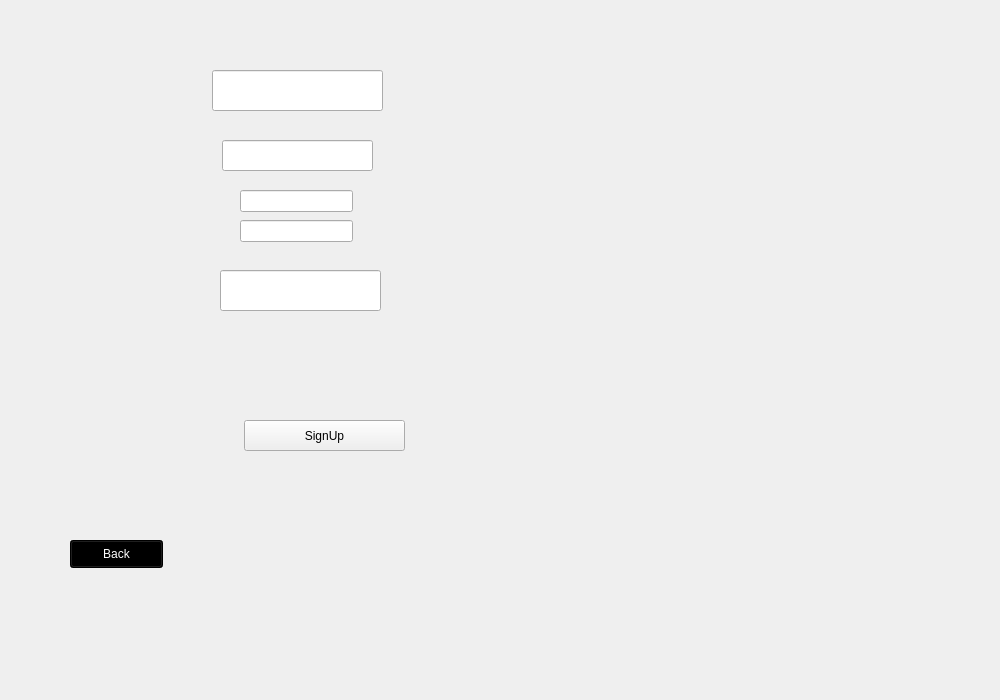
Sazidul0/Ready2Go, file user.ui: the form before one commit.
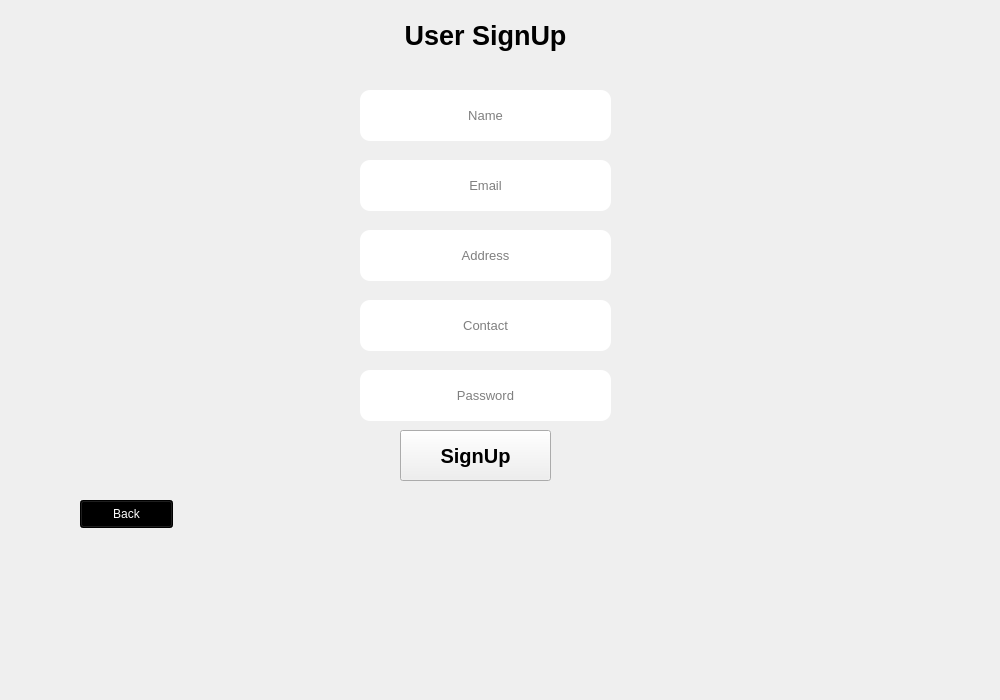
The form after the commit. The open tabs and pages were chosen to show the change. Icons and pictures are not drawn.

Commit message: Admin Panel Problem Solved

Diff of the .ui file:
```diff
--- a/user.ui
+++ b/user.ui
@@ -404,84 +404,205 @@
     </widget>
    </widget>
    <widget class="QWidget" name="UserSignUp">
-    <widget class="QPushButton" name="user_signup_button">
-     <property name="geometry">
-      <rect>
-       <x>234</x>
-       <y>420</y>
-       <width>161</width>
-       <height>31</height>
-      </rect>
-     </property>
-     <property name="text">
-      <string>SignUp</string>
-     </property>
-    </widget>
     <widget class="QLineEdit" name="user_signup_input_name">
      <property name="geometry">
       <rect>
-       <x>202</x>
-       <y>70</y>
-       <width>171</width>
-       <height>41</height>
+       <x>350</x>
+       <y>90</y>
+       <width>251</width>
+       <height>51</height>
       </rect>
+     </property>
+     <property name="font">
+      <font>
+       <pointsize>10</pointsize>
+      </font>
+     </property>
+     <property name="styleSheet">
+      <string notr="true">background-color: rgb(255, 255, 255);
+border-radius: 10px</string>
+     </property>
+     <property name="alignment">
+      <set>Qt::AlignCenter</set>
+     </property>
+     <property name="placeholderText">
+      <string>Name</string>
+     </property>
+    </widget>
+    <widget class="QLabel" name="DeliveryBoy_Heading_3">
+     <property name="geometry">
+      <rect>
+       <x>340</x>
+       <y>10</y>
+       <width>271</width>
+       <height>51</height>
+      </rect>
+     </property>
+     <property name="font">
+      <font>
+       <pointsize>20</pointsize>
+       <bold>true</bold>
+      </font>
+     </property>
+     <property name="text">
+      <string>User SignUp</string>
+     </property>
+     <property name="alignment">
+      <set>Qt::AlignCenter</set>
      </property>
     </widget>
     <widget class="QLineEdit" name="user_signup_input_email">
      <property name="geometry">
       <rect>
-       <x>212</x>
-       <y>140</y>
-       <width>151</width>
-       <height>31</height>
+       <x>350</x>
+       <y>160</y>
+       <width>251</width>
+       <height>51</height>
       </rect>
      </property>
+     <property name="font">
+      <font>
+       <pointsize>10</pointsize>
+      </font>
+     </property>
+     <property name="styleSheet">
+      <string notr="true">background-color: rgb(255, 255, 255);
+border-radius: 10px</string>
+     </property>
+     <property name="alignment">
+      <set>Qt::AlignCenter</set>
+     </property>
+     <property name="placeholderText">
+      <string>Email</string>
+     </property>
     </widget>
     <widget class="QLineEdit" name="user_signup_input_pass">
      <property name="geometry">
       <rect>
-       <x>210</x>
-       <y>270</y>
-       <width>161</width>
-       <height>41</height>
+       <x>350</x>
+       <y>370</y>
+       <width>251</width>
+       <height>51</height>
       </rect>
+     </property>
+     <property name="font">
+      <font>
+       <pointsize>10</pointsize>
+      </font>
+     </property>
+     <property name="styleSheet">
+      <string notr="true">background-color: rgb(255, 255, 255);
+border-radius: 10px</string>
+     </property>
+     <property name="echoMode">
+      <enum>QLineEdit::Password</enum>
+     </property>
+     <property name="alignment">
+      <set>Qt::AlignCenter</set>
+     </property>
+     <property name="placeholderText">
+      <string>Password</string>
+     </property>
+    </widget>
+    <widget class="QPushButton" name="BackToMenu_3">
+     <property name="geometry">
+      <rect>
+       <x>70</x>
+       <y>500</y>
+       <width>93</width>
+       <height>28</height>
+      </rect>
+     </property>
+     <property name="styleSheet">
+      <string notr="true">background-color: rgb(0, 0, 0);
+color: rgb(255, 255, 255);</string>
+     </property>
+     <property name="text">
+      <string>Back</string>
      </property>
     </widget>
     <widget class="QLineEdit" name="user_signup_input__address">
      <property name="geometry">
       <rect>
-       <x>230</x>
-       <y>190</y>
-       <width>113</width>
-       <height>22</height>
+       <x>350</x>
+       <y>230</y>
+       <width>251</width>
+       <height>51</height>
       </rect>
      </property>
+     <property name="font">
+      <font>
+       <pointsize>10</pointsize>
+      </font>
+     </property>
+     <property name="styleSheet">
+      <string notr="true">background-color: rgb(255, 255, 255);
+border-radius: 10px</string>
+     </property>
+     <property name="alignment">
+      <set>Qt::AlignCenter</set>
+     </property>
+     <property name="placeholderText">
+      <string>Address</string>
+     </property>
     </widget>
     <widget class="QLineEdit" name="user_signup_input_contact">
      <property name="geometry">
       <rect>
-       <x>230</x>
-       <y>220</y>
-       <width>113</width>
-       <height>22</height>
+       <x>350</x>
+       <y>300</y>
+       <width>251</width>
+       <height>51</height>
       </rect>
      </property>
+     <property name="font">
+      <font>
+       <pointsize>10</pointsize>
+      </font>
+     </property>
+     <property name="styleSheet">
+      <string notr="true">background-color: rgb(255, 255, 255);
+border-radius: 10px</string>
+     </property>
+     <property name="alignment">
+      <set>Qt::AlignCenter</set>
+     </property>
+     <property name="placeholderText">
+      <string>Contact</string>
+     </property>
     </widget>
-    <widget class="QPushButton" name="BackToMenu_3">
+    <widget class="QPushButton" name="on_user_signup_button">
      <property name="geometry">
       <rect>
-       <x>60</x>
-       <y>540</y>
-       <width>93</width>
-       <height>28</height>
+       <x>390</x>
+       <y>430</y>
+       <width>151</width>
+       <height>51</height>
       </rect>
      </property>
+     <property name="font">
+      <font>
+       <pointsize>15</pointsize>
+       <bold>true</bold>
+      </font>
+     </property>
      <property name="styleSheet">
-      <string notr="true">background-color: rgb(0, 0, 0);
-color: rgb(255, 255, 255);</string>
+      <string notr="true">QPushButton#DeliveryBoy_signup_button{	
+	background-color: qlineargradient(spread:pad, x1:0, y1:0.505682, x2:1, y2:0.477, stop:0 rgba(24, 24, 27, 219), stop:1 rgba(0, 0, 0, 226));
+	color:rgba(255, 255, 255, 210);
+	border-radius:5px;
+}
+QPushButton#DeliveryBoy_signup_button:hover{	
+	background-color: qlineargradient(spread:pad, x1:0, y1:0.505682, x2:1, y2:0.477, stop:0 rgba(86, 86, 86, 219), stop:1 rgba(180, 180, 181, 226));
+}
+QPushButton#DeliveryBoy_signup_button:pressed{	
+	padding-left:5px;
+	padding-top:5px;
+	background-color:rgba(105, 118, 132, 200);
+}</string>
      </property>
      <property name="text">
-      <string>Back</string>
+      <string>SignUp</string>
      </property>
     </widget>
    </widget>
```
Left out of the diff: 2 changed lines with no effect on the pictures. The commit also changes 7 other files.
